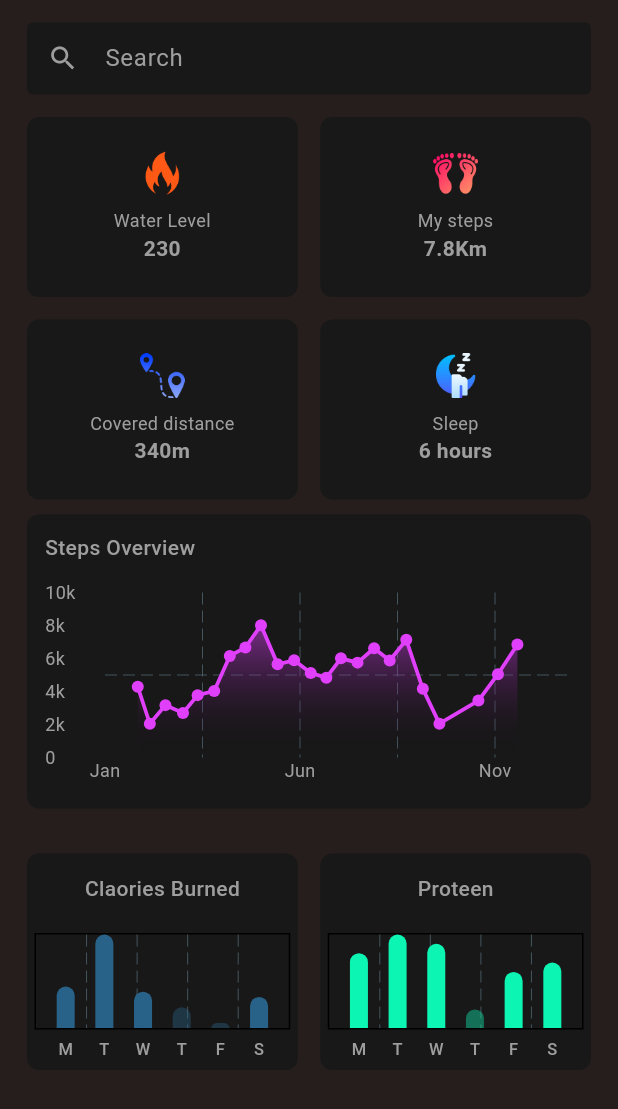
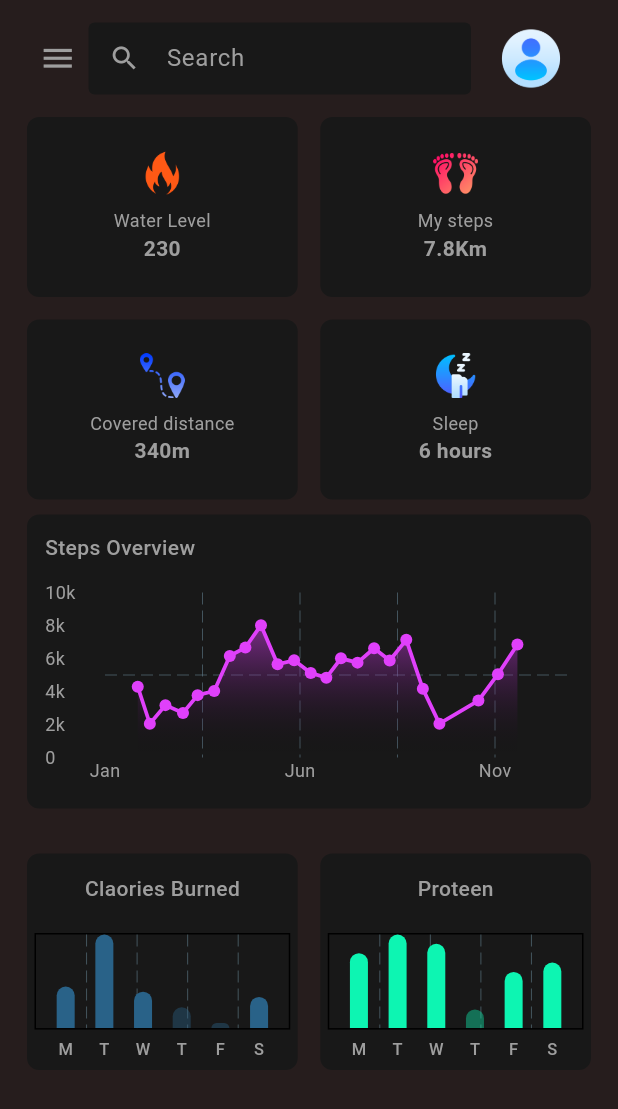
Before and after one commit to AkilaShashimantha/-Fitness-Tracker-App-using-Flutter, a Flutter app: the screen it shows after launch, on a phone screen of 412 x 824 dp. Shown: the top 1109 px of the screen. Run offline on Flutter 3.47's test engine with Material 3 defaults, Android fonts, the phone set to English and light mode, and no system bars; drawn by our look-alikes of fl_chart.

```diff
--- a/lib/widgets/headerWidget.dart
+++ b/lib/widgets/headerWidget.dart
@@ -1,4 +1,5 @@
 import 'package:fitness_tracker/constants/colors.dart';
+import 'package:fitness_tracker/utils/responsive.dart';
 import 'package:flutter/material.dart';
 
 class HeaderWidget extends StatelessWidget {
@@ -6,8 +7,24 @@ class HeaderWidget extends StatelessWidget {
 
   @override
   Widget build(BuildContext context) {
+final bool isDesktop = Responsive.isDesktop(context);
+
     return Row(
       children: [
+
+if (!isDesktop)
+GestureDetector(
+  onTap: () {
+    Scaffold.of(context).openDrawer();
+  },
+  child: Padding(padding: EdgeInsets.all(8),
+  child: Icon(Icons.menu,
+  color: greyColor,
+  size: 25,
+  ),
+  ),
+),
+
         Expanded(child: TextField(
           style: TextStyle(
             color: greyColor,
@@ -42,6 +59,26 @@ class HeaderWidget extends StatelessWidget {
             size: 21,)
           ),
         )),
+
+        // show the summery page if the screen size is  not a desktop size in endDrawer
+        if(!isDesktop)
+        InkWell(
+          onTap: () {
+            Scaffold.of(context).openEndDrawer();
+          },
+          child: Padding(
+            padding: const EdgeInsets.symmetric(horizontal: 20),
+            child: ClipRRect(
+              borderRadius: BorderRadius.circular(100),
+              child: Image.asset("assets/icons/user.png",
+              width: 40,
+              ),
+
+            ),
+          )
+
+        )
+
       ],
     );
   }
```
